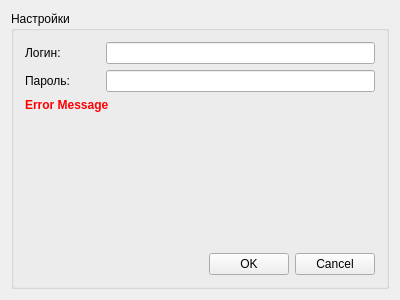
Above: trunk/mainwindow.ui from drussilla/qhomemoney before the change. Below: the same form after it.
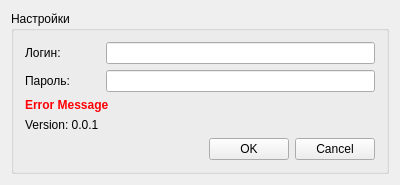
That is the form after the change. Icons and pictures are not drawn.

Diff of the .ui file:
```diff
--- a/trunk/mainwindow.ui
+++ b/trunk/mainwindow.ui
@@ -7,7 +7,7 @@
     <x>0</x>
     <y>0</y>
     <width>400</width>
-    <height>300</height>
+    <height>179</height>
    </rect>
   </property>
   <property name="windowTitle">
@@ -89,6 +89,13 @@
            </property>
           </widget>
          </item>
+         <item>
+          <widget class="QLabel" name="label_3">
+           <property name="text">
+            <string>Version: 0.0.1</string>
+           </property>
+          </widget>
+         </item>
          <item>
           <spacer name="verticalSpacer">
            <property name="orientation">
```
